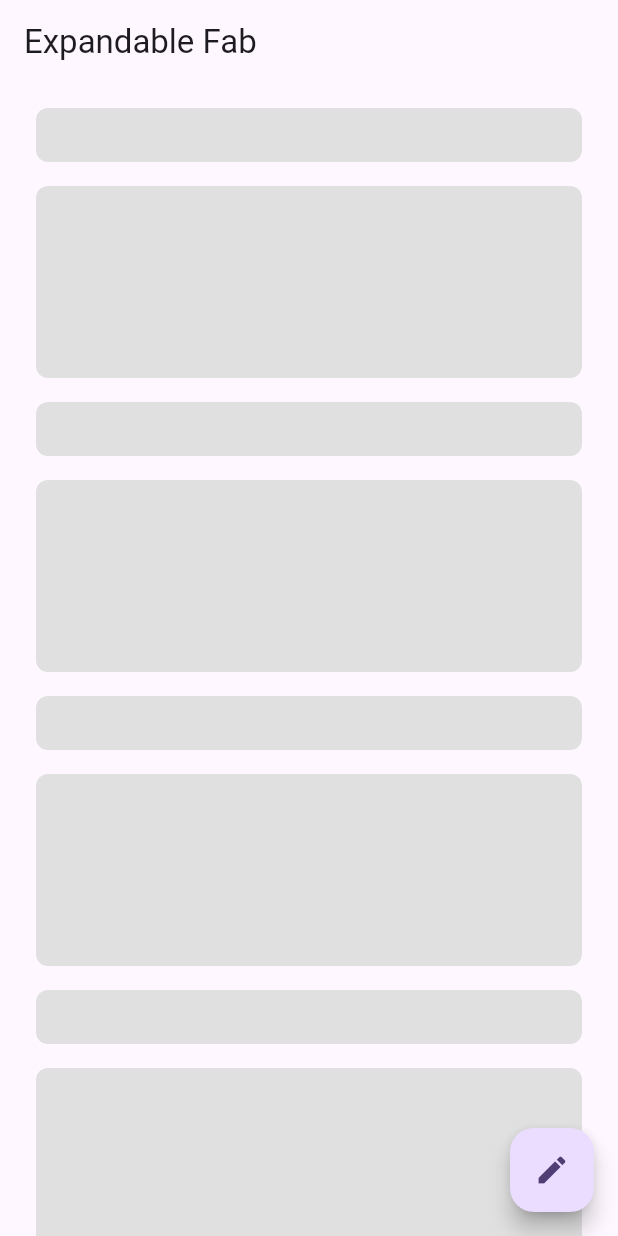
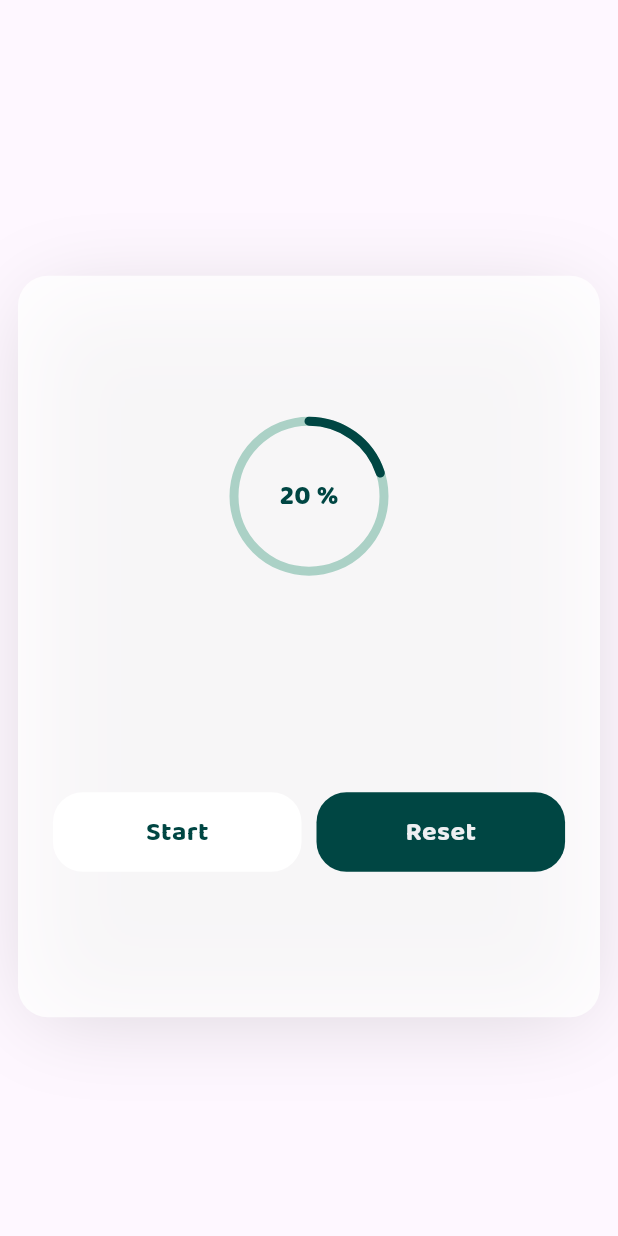
Before and after one commit to Tona-Mangobyte/flutter-fundamentals, a Flutter app: the screen it shows after launch, on a phone screen of 412 x 824 dp. Run offline on Flutter 3.47's test engine with Material 3 defaults, Android fonts, the phone set to English and light mode, and no system bars; our stand-ins replace dio, gap, google_fonts, shared_preferences, sqflite; accounts and stored records are empty.

Commit message:
simple loading

```diff
--- a/simple_animations/lib/main.dart
+++ b/simple_animations/lib/main.dart
@@ -2,6 +2,7 @@ import 'package:flutter/material.dart';
 import 'package:simple_animations/screens/expandable_fab_screen.dart';
 import 'package:simple_animations/screens/home_screen.dart';
 import 'package:simple_animations/screens/list_screen.dart';
+import 'package:simple_animations/screens/loading_screen.dart';
 import 'package:simple_animations/screens/menu_screen.dart';
 
 void main() {
@@ -23,7 +24,8 @@ class MyApp extends StatelessWidget {
       // home: const HomeScreen(),
       // home: const ListScreen(),
       // home: const MenuScreen(),
-      home: const ExampleExpandableFabScreen(),
+      // home: const ExampleExpandableFabScreen(),
+      home: const LoadingScreen(),
     );
   }
 }
--- /dev/null
+++ b/simple_animations/lib/screens/loading_screen.dart
@@ -0,0 +1,144 @@
+import 'dart:async';
+
+import 'package:flutter/material.dart';
+import 'package:gap/gap.dart';
+
+import '../theme/app_theme.dart';
+import '../widgets/custom_button.dart';
+
+class LoadingScreen extends StatefulWidget {
+  const LoadingScreen({Key? key}) : super(key: key);
+
+  @override
+  State<LoadingScreen> createState() => _LoadingScreenState();
+}
+
+String getPercentageScore(int score) {
+  double percentage = ((score / 10) * 100);
+  return "${percentage.round()} %";
+}
+
+class _LoadingScreenState extends State<LoadingScreen> with SingleTickerProviderStateMixin {
+  late AnimationController _animationController;
+  late Animation<double> _animation;
+  late int score = 2;
+
+  @override
+  void initState() {
+    _animationController = AnimationController(
+      vsync: this,
+      duration: const Duration(milliseconds: 2),
+    );
+    _animation = Tween<double>(begin: 0, end: score / 10).animate(_animationController);
+    _animationController.forward();
+    super.initState();
+  }
+
+  late Timer timer;
+  void startLoading() {
+    timer = Timer.periodic(const Duration(seconds: 1), (timer) {
+        setState(() {
+          score++;
+          if (score > 10) {
+            score = 1;
+          }
+          _animation = Tween<double>(begin: 0, end: score / 10).animate(_animationController);
+          _animationController.forward();
+        });
+      },
+    );
+  }
+
+  @override
+  Widget build(BuildContext context) {
+    double rectangleHeight = MediaQuery.of(context).size.height * 0.60;
+    double rectangleWidth = MediaQuery.of(context).size.width - 24;
+    return SafeArea(
+        child: Scaffold(
+          body: Center(
+            child: Container(
+                margin: EdgeInsets.only(
+                    top: MediaQuery.of(context).size.height * 0.0922 / 2),
+                padding: EdgeInsets.symmetric(
+                    vertical: rectangleWidth * 0.06,
+                    horizontal: rectangleWidth * 0.06,
+                  ),
+                height: rectangleHeight,
+                width: rectangleWidth,
+                decoration: BoxDecoration(
+                  color: Colors.white.withOpacity(0.8),
+                  borderRadius: BorderRadius.circular(20),
+                  boxShadow: [
+                    BoxShadow(
+                      color: const Color(0xff000000).withOpacity(0.15),
+                      spreadRadius: -10,
+                      blurRadius: 50,
+                      offset: const Offset(0, 7),
+                    )
+                  ],
+                ),
+              child: Column(
+                mainAxisAlignment: MainAxisAlignment.spaceAround,
+                children: [
+                  SizedBox(
+                    height: 100,
+                    width: 100,
+                    child: Stack(
+                      fit: StackFit.expand,
+                      children: [
+                        AnimatedBuilder(
+                            animation: _animationController,
+                            builder: (context, child) {
+                              return CircularProgressIndicator(
+                                color: AppTheme.primaryColor,
+                                backgroundColor: const Color(0xffABD1C6),
+                                value: _animation.value,
+                                strokeWidth: 6,
+                                strokeCap: StrokeCap.round,
+                              );
+                            }
+                        ),
+                        Center(
+                          child: Text(
+                            getPercentageScore(score),
+                            style: AppTheme.textStyle(
+                              color: AppTheme.primaryColor,
+                              fontWeight_: FontWeight.w900,
+                            ),
+                          ),
+                        )
+                      ],
+                    ),
+                  ),
+                  Row(
+                    children: [
+                      Expanded(
+                        child: CustomButton(
+                          width: 100,
+                          onTap: startLoading,
+                          label: "Start",
+                          texColor: AppTheme.primaryColor,
+                          color: Colors.white,
+                        ),
+                      ),
+                      const Gap(10),
+                      Expanded(
+                        child: CustomButton(
+                          width: 100,
+                          onTap: () {},
+                          label: "Reset",
+                          color: AppTheme.primaryColor,
+                        ),
+                      ),
+                    ],
+                  )
+                ],
+              ),
+              ),
+            ),
+          ),
+    );
+  }
+
+
+}
--- /dev/null
+++ b/simple_animations/lib/theme/app_theme.dart
@@ -0,0 +1,35 @@
+import 'package:flutter/material.dart';
+import 'package:google_fonts/google_fonts.dart';
+
+class AppTheme {
+  static const Color primaryColor = Color(0xff004643); // #2
+  static Color secondaryColor = const Color(0xff004643).withOpacity(0.7);
+  static Color primeryTextColor = const Color(0xffEEEFF2); // #
+  static double fontSiseBase = 18.0;
+  static FontWeight fontWeight = FontWeight.w500;
+  static Color yellow = const Color(0xffF8C660);
+  static FontWeight semiBold = FontWeight.w600;
+
+  static double screenHeight(BuildContext context) {
+    return MediaQuery.of(context).size.height;
+  }
+
+  static double screenWidth(BuildContext context) {
+    return MediaQuery.of(context).size.width;
+  }
+
+  static ThemeData themeData() {
+    return ThemeData(
+      scaffoldBackgroundColor: secondaryColor,
+    );
+  }
+
+  static TextStyle textStyle(
+      {Color? color, double? fontSize, FontWeight? fontWeight_}) {
+    color ?? (color = primeryTextColor);
+    fontSize ?? (fontSize = fontSiseBase);
+    fontWeight_ ?? (fontWeight_ = fontWeight);
+    return GoogleFonts.baloo2(
+        color: color, fontSize: fontSize, fontWeight: fontWeight_);
+  }
+}
--- /dev/null
+++ b/simple_animations/lib/widgets/custom_button.dart
@@ -0,0 +1,83 @@
+import 'dart:async';
+
+import 'package:flutter/material.dart';
+
+import '../theme/app_theme.dart';
+
+class CustomButton extends StatefulWidget {
+  final Function? onTap;
+  final String label;
+  final Color color;
+  final double? width;
+  final Color? texColor;
+  const CustomButton(
+      {super.key,
+        this.onTap,
+        required this.label,
+        required this.color,
+        this.width,
+        this.texColor});
+
+  @override
+  State<CustomButton> createState() => _CustomButtonState();
+}
+
+class _CustomButtonState extends State<CustomButton> {
+  late Color buttonColor;
+  bool isClicable = true;
+  bool isClicked = false;
+  Timer? _timer;
+
+  @override
+  void initState() {
+    buttonColor = widget.color;
+    super.initState();
+  }
+
+  void changeColor() {
+    setState(() {
+      isClicable = false;
+      buttonColor = widget.color.withOpacity(0.3);
+      isClicked = !isClicked;
+    });
+
+    // Pour Réinitialise la couleur
+    _timer?.cancel();
+    _timer = Timer(const Duration(milliseconds: 100), () {
+      setState(() {
+        buttonColor = widget.color;
+        isClicked = false;
+        isClicable = true;
+      });
+    });
+  }
+
+  @override
+  Widget build(BuildContext context) {
+    return GestureDetector(
+      onTap: () {
+        changeColor();
+        widget.onTap?.call();
+        print("ok");
+      },
+      child: AnimatedContainer(
+        duration: const Duration(milliseconds: 200),
+        curve: Curves.bounceInOut,
+        alignment: Alignment.center,
+        height: 53,
+        width: widget.width ?? double.infinity,
+        decoration: BoxDecoration(
+          color: buttonColor,
+          borderRadius: BorderRadius.circular(20),
+        ),
+        child: Text(
+          widget.label,
+          style: AppTheme.textStyle(
+            color: widget.texColor,
+            fontWeight_: FontWeight.bold,
+          ),
+        ),
+      ),
+    );
+  }
+}
--- a/simple_animations/pubspec.yaml
+++ b/simple_animations/pubspec.yaml
@@ -35,6 +35,8 @@ dependencies:
   # The following adds the Cupertino Icons font to your application.
   # Use with the CupertinoIcons class for iOS style icons.
   cupertino_icons: ^1.0.6
+  google_fonts: ^6.2.1
+  gap: ^3.0.1
 
 dev_dependencies:
   flutter_test:
```
Also changed, not shown: simple_animations/pubspec.lock.
